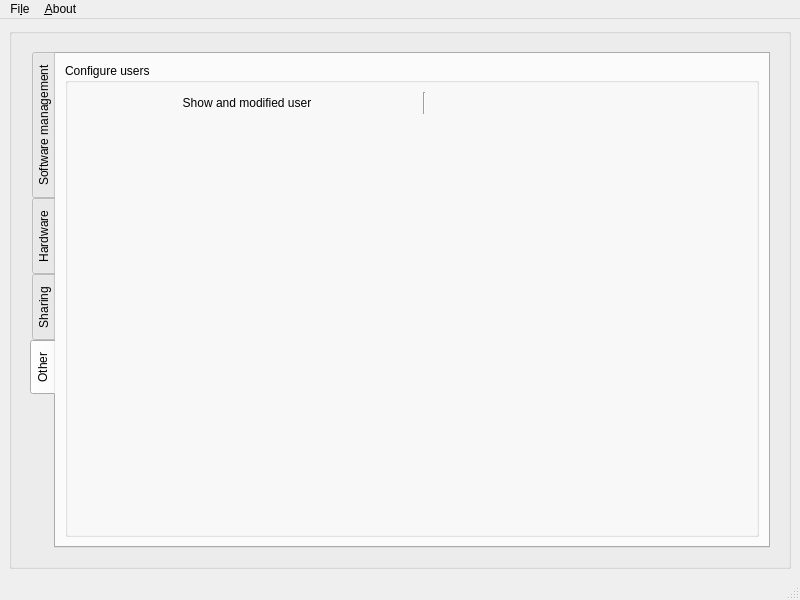
First picture: the form in src/gui/mainwindow.ui, repository kratos83/CondresControlCenter, before the edit.
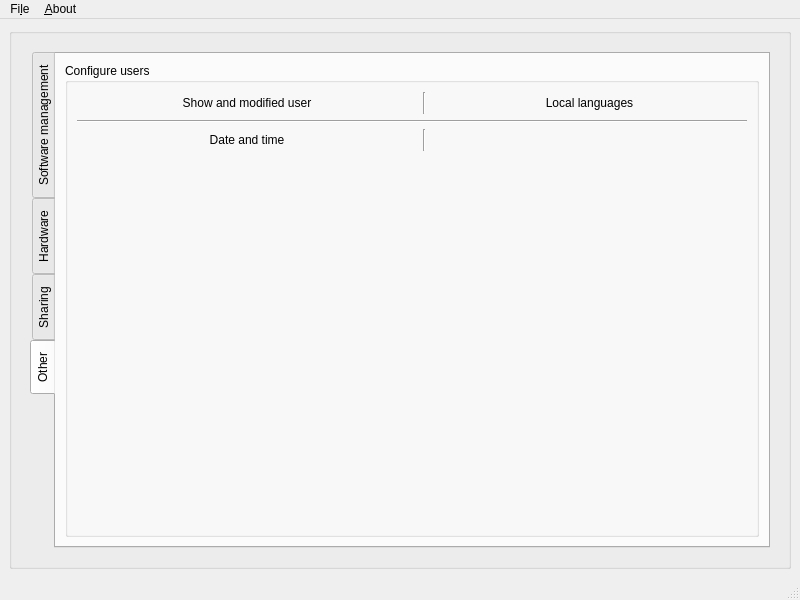
Second picture: the form after the edit. The open tabs and pages were chosen to show the change. Icons and pictures are not drawn.

The edit to the form file:
```diff
--- a/src/gui/mainwindow.ui
+++ b/src/gui/mainwindow.ui
@@ -455,6 +455,19 @@
                   <string>Configure users</string>
                  </property>
                  <layout class="QGridLayout" name="gridLayout_13">
+                  <item row="2" column="0">
+                   <spacer name="verticalSpacer_4">
+                    <property name="orientation">
+                     <enum>Qt::Vertical</enum>
+                    </property>
+                    <property name="sizeHint" stdset="0">
+                     <size>
+                      <width>20</width>
+                      <height>357</height>
+                     </size>
+                    </property>
+                   </spacer>
+                  </item>
                   <item row="0" column="0">
                    <layout class="QGridLayout" name="gridLayout_14">
                     <item row="0" column="1">
@@ -464,6 +477,13 @@
                       </property>
                      </widget>
                     </item>
+                    <item row="2" column="0" colspan="3">
+                     <widget class="Line" name="line_13">
+                      <property name="orientation">
+                       <enum>Qt::Horizontal</enum>
+                      </property>
+                     </widget>
+                    </item>
                     <item row="0" column="0">
                      <widget class="QPushButton" name="users">
                       <property name="minimumSize">
@@ -491,33 +511,54 @@
                      </widget>
                     </item>
                     <item row="0" column="2">
-                     <spacer name="horizontalSpacer_2">
+                     <widget class="QPushButton" name="pushButtonLanguage">
+                      <property name="text">
+                       <string>Local languages</string>
+                      </property>
+                      <property name="icon">
+                       <iconset resource="../images.qrc">
+                        <normaloff>:/images/preferences-desktop-locale.svg</normaloff>:/images/preferences-desktop-locale.svg</iconset>
+                      </property>
+                      <property name="iconSize">
+                       <size>
+                        <width>64</width>
+                        <height>64</height>
+                       </size>
+                      </property>
+                      <property name="flat">
+                       <bool>true</bool>
+                      </property>
+                     </widget>
+                    </item>
+                    <item row="3" column="0">
+                     <widget class="QPushButton" name="pushButtonTime">
+                      <property name="text">
+                       <string>Date and time</string>
+                      </property>
+                      <property name="icon">
+                       <iconset resource="../images.qrc">
+                        <normaloff>:/images/preferences-system-time.svg</normaloff>:/images/preferences-system-time.svg</iconset>
+                      </property>
+                      <property name="iconSize">
+                       <size>
+                        <width>64</width>
+                        <height>64</height>
+                       </size>
+                      </property>
+                      <property name="flat">
+                       <bool>true</bool>
+                      </property>
+                     </widget>
+                    </item>
+                    <item row="3" column="1">
+                     <widget class="Line" name="line_14">
                       <property name="orientation">
-                       <enum>Qt::Horizontal</enum>
+                       <enum>Qt::Vertical</enum>
                       </property>
-                      <property name="sizeHint" stdset="0">
-                       <size>
-                        <width>40</width>
-                        <height>20</height>
-                       </size>
-                      </property>
-                     </spacer>
+                     </widget>
                     </item>
                    </layout>
                   </item>
-                  <item row="1" column="0">
-                   <spacer name="verticalSpacer_4">
-                    <property name="orientation">
-                     <enum>Qt::Vertical</enum>
-                    </property>
-                    <property name="sizeHint" stdset="0">
-                     <size>
-                      <width>20</width>
-                      <height>357</height>
-                     </size>
-                    </property>
-                   </spacer>
-                  </item>
                  </layout>
                 </widget>
                </item>
```
Left out of the diff: 46 changed lines with no effect on the pictures.
